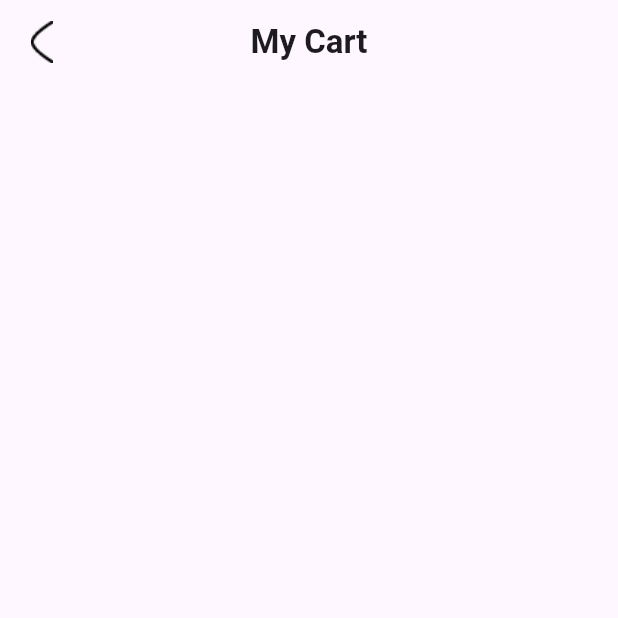
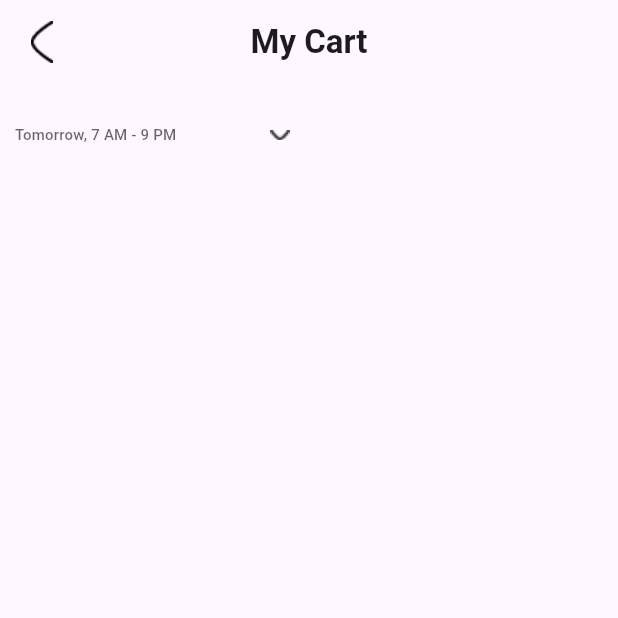
Before and after one commit to nazifanishat09/sG_Grocery, a Flutter app: the screen it shows after launch, on a phone screen of 412 x 824 dp, the top half of it. Run offline on Flutter 3.47's test engine with Material 3 defaults, Android fonts, the phone set to English and light mode, and no system bars; our stand-ins replace carousel_slider.

Commit message:
My cart ,drop down

```diff
--- a/lib/view/myCart/myCart.dart
+++ b/lib/view/myCart/myCart.dart
@@ -1,7 +1,6 @@
 import 'package:flutter/material.dart';
 import 'package:sg_grocery/view/widget/customAppber.dart';
 import 'package:sg_grocery/view/widget/custom_text.dart';
-
 
 class MyCartScreen extends StatefulWidget {
   const MyCartScreen({super.key});
@@ -11,20 +10,45 @@ class MyCartScreen extends StatefulWidget {
 }
 
 class _MyCartScreenState extends State<MyCartScreen> {
+  List nameL = [
+    "Today, 6 PM - 10 PM",
+    "Tomorrow, 7 AM - 9 PM",
+    "Pick a specific date",
+  ];
+  String? value;
+
   @override
   Widget build(BuildContext context) {
-    return Scaffold(appBar: AppBar(
-      leading: Image(image: AssetImage("assets/backArrow.png")),centerTitle: true,
-      title: CustomTextWidget(title: "My Cart",fs: 22,fw: FontWeight.w700,) ,
-    ),
+    return Scaffold(
+      appBar: AppBar(
+        leading: Image(image: AssetImage("assets/backArrow.png")),
+        centerTitle: true,
+        title: CustomTextWidget(title: "My Cart", fs: 22, fw: FontWeight.w700),
+      ),
       body: Padding(
         padding: const EdgeInsets.all(10),
-        child: Column(children: [
+        child: Column(
+          children: [
+            DropdownButton<String>(
+              icon: Image(image: AssetImage("assets/dropdown.png")),
+              underline: SizedBox() ,
+              hint: CustomTextWidget(title: 'Tomorrow, 7 AM - 9 PM',fs: 10,),
+              value: value == "" ? null : value,
 
-        ],),
+              items: nameL
+                  .map(
+                    (v) => DropdownMenuItem<String>(value: v, child: Text(v)),
+                  )
+                  .toList(),
+
+              onChanged: (c) {
+                value = c;
+                setState(() {});
+              },
+            ),
+          ],
+        ),
       ),
-
-
     );
   }
 }
```
Also changed, not shown: assets/dropdown.png (added).
